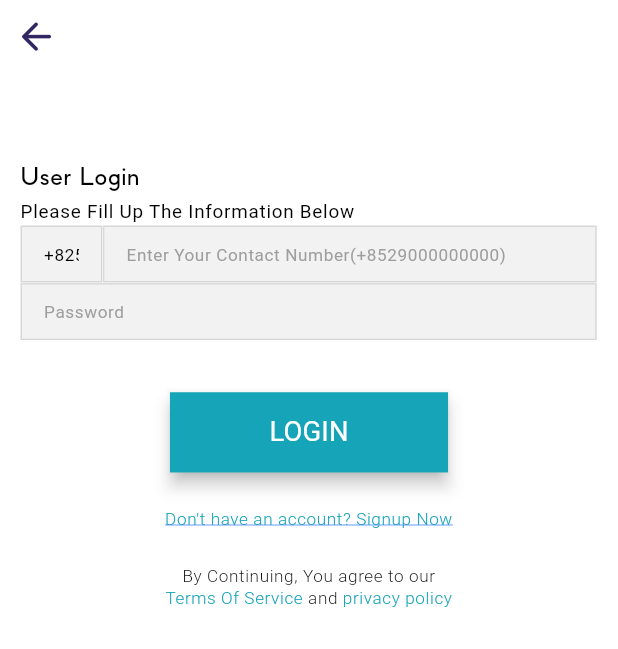
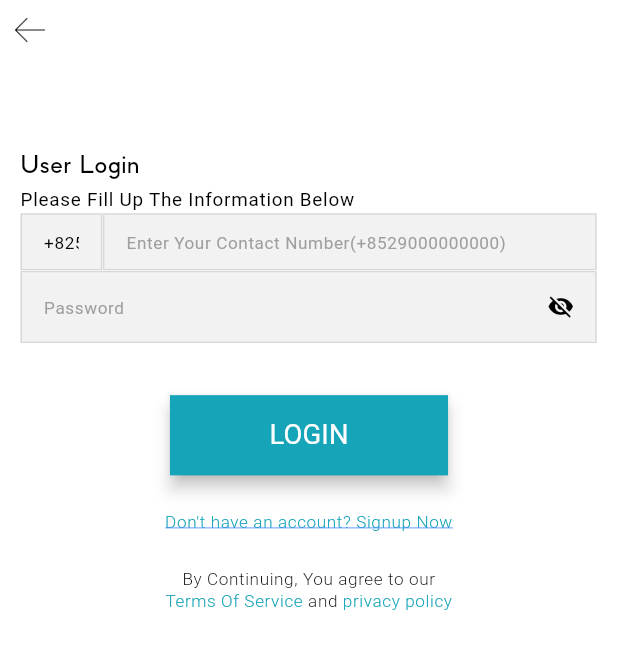
Before and after one commit to iglobleinfo/new-smartryde, a Flutter app: the ForgetScreen screen opened by its route, after a tap on "send", on a phone screen of 412 x 824 dp. Shown: the top 649 px of the screen. Run offline on Flutter 3.47's test engine with Material 3 defaults, Android fonts, the light colour scheme and no system bars; our stand-ins replace cached_network_image, connectivity_plus, device_info_plus, dio, fancy_shimmer_image, file_picker and 18 more; missing offline and left inert: colorful_safe_area, flutter_facebook_auth, the_apple_sign_in; accounts and stored records are empty; network calls fail.

Commit message:
custom back button

```diff
--- /dev/null
+++ b/lib/app/core/widgets/custom_back_button.dart
@@ -0,0 +1,28 @@
+import 'package:flutter/material.dart';
+import 'package:get/get.dart';
+import 'package:smart_ryde/app/core/values/app_assets.dart';
+import 'package:smart_ryde/app/core/widgets/asset_image.dart';
+
+class CustomBackButton extends StatelessWidget {
+  const CustomBackButton({super.key});
+
+  @override
+  Widget build(BuildContext context) {
+    return InkWell(
+      onTap: () {
+        Get.back();
+      },
+      child: Container(
+        height: 40,
+        width: 40,
+        alignment: Alignment.center,
+        child: Padding(
+          padding: const EdgeInsets.all(10),
+          child: AssetImageWidget(
+            imageUrl: imageBack,
+          ),
+        ),
+      ),
+    );
+  }
+}
--- a/lib/app/modules/authentication/controllers/login_controller.dart
+++ b/lib/app/modules/authentication/controllers/login_controller.dart
@@ -1,5 +1,4 @@
-import 'package:smart_ryde/app/core/utils/validators.dart'
-    show phoneTextFieldValidator;
+import 'package:smart_ryde/app/core/utils/validators.dart' show phoneTextFieldValidator;
 import '../../../../../export.dart';
 
 class LoginController extends GetxController {
@@ -17,9 +16,10 @@ class LoginController extends GetxController {
   late CustomLoader customLoader;
   RxBool loader = false.obs;
   RxBool isRemember = false.obs;
-  bool viewPassword = false;
+  RxBool viewPassword = RxBool(false);
   final formGlobalKey = GlobalKey<FormState>();
   int maxDigit = 8;
+
   @override
   void onInit() {
     phoneNumberController = TextEditingController();
@@ -60,8 +60,8 @@ class LoginController extends GetxController {
   }
 
   /*===================================================================== Password Visibility  ==========================================================*/
-  showOrHidePasswordVisibility() {
-    viewPassword = !viewPassword;
+  void showOrHidePasswordVisibility() {
+    viewPassword.value = !viewPassword.value;
     update();
   }
 
--- a/lib/app/modules/authentication/views/login_screen.dart
+++ b/lib/app/modules/authentication/views/login_screen.dart
@@ -1,31 +1,11 @@
-import 'package:smart_ryde/app/core/utils/validators.dart';
 import 'package:smart_ryde/app/core/widgets/annotated_region_widget.dart';
+import 'package:smart_ryde/app/core/widgets/custom_back_button.dart';
 import 'package:smart_ryde/app/modules/authentication/views/bottom_phone_picker.dart';
 import '../../../../../export.dart';
 
 class LoginScreen extends GetView<LoginController> {
   const LoginScreen({super.key});
 
-  Widget getBackButtonRow(BuildContext context) {
-    return Padding(
-      padding: EdgeInsets.symmetric(
-        horizontal: margin_8,
-        vertical: margin_8,
-      ),
-      child: Row(
-        children: [
-          InkWell(
-            onTap: () {
-              Get.back();
-            },
-            child: Icon(
-              Icons.arrow_back_rounded,
-            ),
-          ),
-        ],
-      ),
-    );
-  }
 
   @override
   Widget build(BuildContext context) {
@@ -39,8 +19,9 @@ class LoginScreen extends GetView<LoginController> {
             child: Scaffold(
               backgroundColor: Colors.white,
               body: Column(
+                crossAxisAlignment: CrossAxisAlignment.start,
                 children: [
-                  getBackButtonRow(context),
+                  CustomBackButton(),
                   loginForm(context: context),
                 ],
               ),
@@ -128,11 +109,21 @@ class LoginScreen extends GetView<LoginController> {
                     ),
                   ],
                 ),
-                TextFieldWidget(
-                  textController: controller.passwordController,
-                  shadow: true,
-                  hint: stringPassword.tr,
-                ),
+                Obx(() {
+                  IconData icon = controller.viewPassword.value
+                      ? Icons.visibility
+                      : Icons.visibility_off;
+                  return TextFieldWidget(
+                    suffixIcon: IconButton(
+                      onPressed: controller.showOrHidePasswordVisibility,
+                      icon: Icon(icon),
+                    ),
+                    obscureText: controller.viewPassword.value,
+                    textController: controller.passwordController,
+                    shadow: true,
+                    hint: stringPassword.tr,
+                  );
+                }),
               ],
             ),
           ).marginOnly(bottom: margin_30),
```
Also changed, not shown: lib/app/modules/authentication/controllers/register_controller.dart (+7 -5 lines), lib/app/modules/authentication/views/register_screen.dart (+17 -32 lines).
